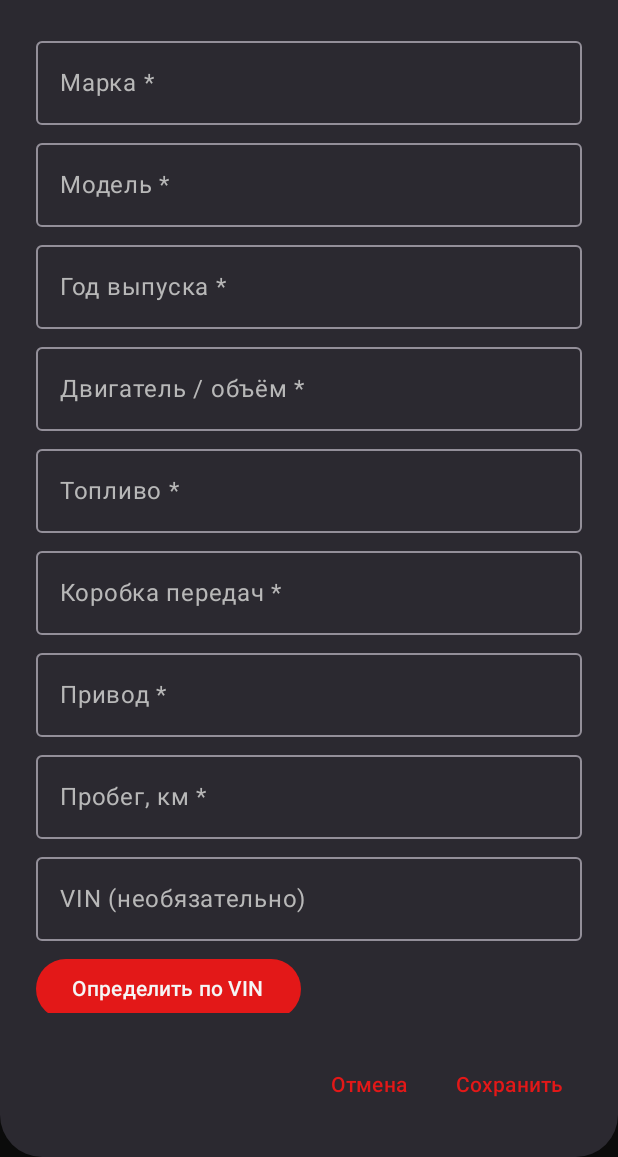
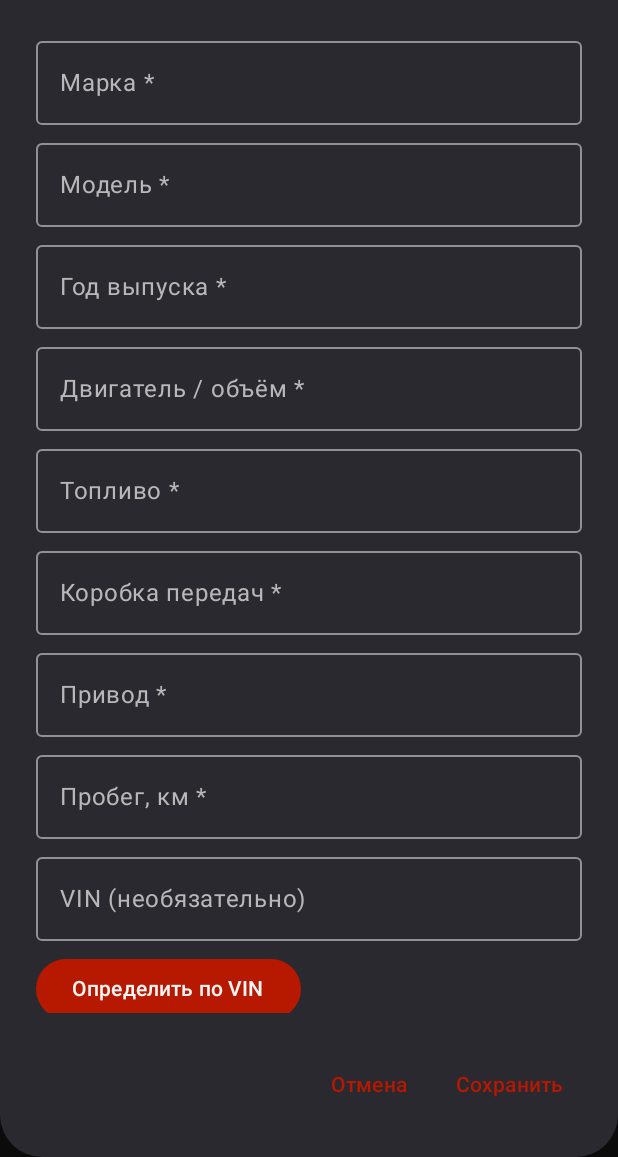
Before and after one commit to 031168-sudo/Diagnostic-tool, an Android app built with Jetpack Compose: the screen it shows after launch (AlfaMainActivity), after a tap on "Добавить автомобиль", on a phone screen of 412 x 824 dp, the part 79-1236 px from its top. Run offline under Robolectric (Android 15) with nearby library versions, the phone set to English and light mode, and no system bars.

Commit message:
Match accent red to the Alfanomy tracking logo (#B71800)
Sampled the dominant red from the provided logo image instead of the
previous #E31818.

Co-Authored-By: Claude Sonnet 5 <noreply@anthropic.com>
Claude-Session: https://claude.ai/code/session_01M9VnEvkFmD1srYF7Bcz3HW

```diff
--- a/app/src/main/java/com/example/diagnostictool/ui/theme/DiagnosticTheme.kt
+++ b/app/src/main/java/com/example/diagnostictool/ui/theme/DiagnosticTheme.kt
@@ -9,7 +9,7 @@ val DiagBlack = Color(0xFF101010)
 val DiagGray = Color(0xFF3A3A3A)
 val DiagLightGray = Color(0xFFB8B8B8)
 val DiagWhite = Color(0xFFF5F5F5)
-val DiagRed = Color(0xFFE31818)
+val DiagRed = Color(0xFFB71800)
 
 private val DiagColorScheme = darkColorScheme(
     primary = DiagRed,
--- a/app/src/main/res/values/colors.xml
+++ b/app/src/main/res/values/colors.xml
@@ -4,5 +4,5 @@
     <color name="diag_gray">#3A3A3A</color>
     <color name="diag_light_gray">#B8B8B8</color>
     <color name="diag_white">#F5F5F5</color>
-    <color name="diag_red">#E31818</color>
+    <color name="diag_red">#B71800</color>
 </resources>
```
